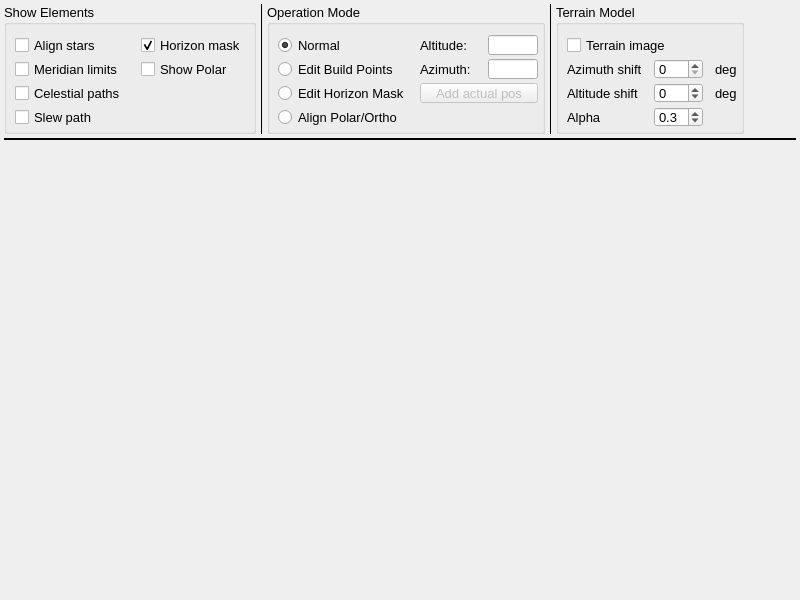
This is mw4/gui/widgets/hemisphere.ui in mworion/MountWizzard4 as Qt 5 draws it before an edit. The edited form follows.
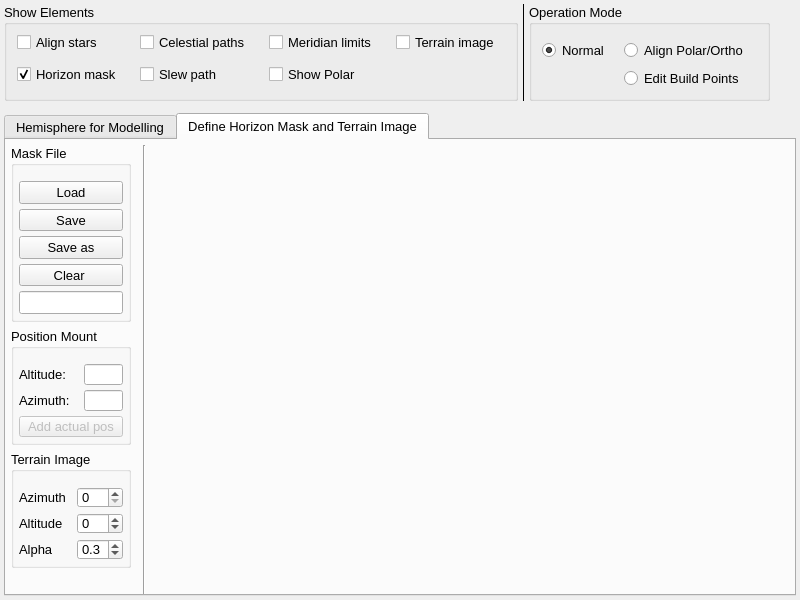
This is the edited form.

Commit message: first rework hemisphere

Diff of the .ui file:
```diff
--- a/mw4/gui/widgets/hemisphere.ui
+++ b/mw4/gui/widgets/hemisphere.ui
@@ -48,9 +48,9 @@
   <property name="windowTitle">
    <string>Hemisphere</string>
   </property>
-  <layout class="QVBoxLayout" name="verticalLayout" stretch="0,0,0">
+  <layout class="QVBoxLayout" name="verticalLayout" stretch="0,0">
    <property name="spacing">
-    <number>4</number>
+    <number>12</number>
    </property>
    <property name="leftMargin">
     <number>4</number>
@@ -65,7 +65,7 @@
     <number>4</number>
    </property>
    <item>
-    <layout class="QHBoxLayout" name="horizontalLayout" stretch="0,0,0,0,0,1">
+    <layout class="QHBoxLayout" name="horizontalLayout" stretch="0,0,0,0">
      <property name="spacing">
       <number>4</number>
      </property>
@@ -91,48 +91,24 @@
        </property>
        <layout class="QGridLayout" name="gridLayout">
         <property name="leftMargin">
-         <number>8</number>
+         <number>10</number>
         </property>
         <property name="topMargin">
-         <number>10</number>
+         <number>5</number>
         </property>
         <property name="rightMargin">
-         <number>4</number>
+         <number>15</number>
         </property>
         <property name="bottomMargin">
-         <number>4</number>
+         <number>10</number>
         </property>
         <property name="horizontalSpacing">
-         <number>12</number>
+         <number>15</number>
         </property>
         <property name="verticalSpacing">
-         <number>4</number>
+         <number>10</number>
         </property>
-        <item row="1" column="0">
-         <widget class="QCheckBox" name="checkShowMeridian">
-          <property name="minimumSize">
-           <size>
-            <width>0</width>
-            <height>20</height>
-           </size>
-          </property>
-          <property name="maximumSize">
-           <size>
-            <width>16777215</width>
-            <height>20</height>
-           </size>
-          </property>
-          <property name="font">
-           <font>
-            <pointsize>10</pointsize>
-           </font>
-          </property>
-          <property name="text">
-           <string>Meridian limits </string>
-          </property>
-         </widget>
-        </item>
-        <item row="2" column="0">
+        <item row="0" column="1">
          <widget class="QCheckBox" name="checkShowCelestial">
           <property name="minimumSize">
            <size>
@@ -156,8 +132,8 @@
           </property>
          </widget>
         </item>
-        <item row="0" column="1">
-         <widget class="QCheckBox" name="checkUseHorizon">
+        <item row="0" column="2">
+         <widget class="QCheckBox" name="checkShowMeridian">
           <property name="minimumSize">
            <size>
             <width>0</width>
@@ -179,10 +155,7 @@
            <string>&lt;html&gt;&lt;head/&gt;&lt;body&gt;&lt;p&gt;Use horizon mask file in hemisphere window.&lt;/p&gt;&lt;/body&gt;&lt;/html&gt;</string>
           </property>
           <property name="text">
-           <string>Horizon mask </string>
-          </property>
-          <property name="checked">
-           <bool>true</bool>
+           <string>Meridian limits </string>
           </property>
          </widget>
         </item>
@@ -210,31 +183,7 @@
           </property>
          </widget>
         </item>
-        <item row="3" column="0">
-         <widget class="QCheckBox" name="checkShowSlewPath">
-          <property name="minimumSize">
-           <size>
-            <width>0</width>
-            <height>20</height>
-           </size>
-          </property>
-          <property name="maximumSize">
-           <size>
-            <width>16777215</width>
-            <height>20</height>
-           </size>
-          </property>
-          <property name="font">
-           <font>
-            <pointsize>10</pointsize>
-           </font>
-          </property>
-          <property name="text">
-           <string>Slew path </string>
-          </property>
-         </widget>
-        </item>
-        <item row="1" column="1">
+        <item row="1" column="2">
          <widget class="QCheckBox" name="showPolar">
           <property name="enabled">
            <bool>true</bool>
@@ -256,6 +205,87 @@
           </property>
          </widget>
         </item>
+        <item row="1" column="1">
+         <widget class="QCheckBox" name="checkShowSlewPath">
+          <property name="minimumSize">
+           <size>
+            <width>0</width>
+            <height>20</height>
+           </size>
+          </property>
+          <property name="maximumSize">
+           <size>
+            <width>16777215</width>
+            <height>20</height>
+           </size>
+          </property>
+          <property name="font">
+           <font>
+            <pointsize>10</pointsize>
+           </font>
+          </property>
+          <property name="text">
+           <string>Slew path </string>
+          </property>
+         </widget>
+        </item>
+        <item row="0" column="3">
+         <widget class="QCheckBox" name="checkUseTerrain">
+          <property name="minimumSize">
+           <size>
+            <width>0</width>
+            <height>20</height>
+           </size>
+          </property>
+          <property name="maximumSize">
+           <size>
+            <width>16777215</width>
+            <height>20</height>
+           </size>
+          </property>
+          <property name="font">
+           <font>
+            <pointsize>10</pointsize>
+           </font>
+          </property>
+          <property name="toolTip">
+           <string>Enabling the edit mode for model build points.</string>
+          </property>
+          <property name="text">
+           <string>Terrain image</string>
+          </property>
+         </widget>
+        </item>
+        <item row="1" column="0">
+         <widget class="QCheckBox" name="checkUseHorizon">
+          <property name="minimumSize">
+           <size>
+            <width>0</width>
+            <height>20</height>
+           </size>
+          </property>
+          <property name="maximumSize">
+           <size>
+            <width>16777215</width>
+            <height>20</height>
+           </size>
+          </property>
+          <property name="font">
+           <font>
+            <pointsize>10</pointsize>
+           </font>
+          </property>
+          <property name="toolTip">
+           <string>&lt;html&gt;&lt;head/&gt;&lt;body&gt;&lt;p&gt;Use horizon mask file in hemisphere window.&lt;/p&gt;&lt;/body&gt;&lt;/html&gt;</string>
+          </property>
+          <property name="text">
+           <string>Horizon mask </string>
+          </property>
+          <property name="checked">
+           <bool>true</bool>
+          </property>
+         </widget>
+        </item>
        </layout>
       </widget>
      </item>
@@ -279,108 +309,23 @@
        </property>
        <layout class="QGridLayout" name="gridLayout_2">
         <property name="leftMargin">
-         <number>8</number>
+         <number>10</number>
         </property>
         <property name="topMargin">
-         <number>10</number>
+         <number>15</number>
         </property>
         <property name="rightMargin">
-         <number>4</number>
+         <number>15</number>
         </property>
         <property name="bottomMargin">
-         <number>4</number>
+         <number>10</number>
         </property>
         <property name="horizontalSpacing">
-         <number>8</number>
+         <number>15</number>
         </property>
         <property name="verticalSpacing">
-         <number>4</number>
+         <number>8</number>
         </property>
-        <item row="0" column="2">
-         <widget class="QLineEdit" name="altitude">
-          <property name="sizePolicy">
-           <sizepolicy hsizetype="Preferred" vsizetype="Fixed">
-            <horstretch>0</horstretch>
-            <verstretch>0</verstretch>
-           </sizepolicy>
-          </property>
-          <property name="minimumSize">
-           <size>
-            <width>0</width>
-            <height>20</height>
-           </size>
-          </property>
-          <property name="maximumSize">
-           <size>
-            <width>50</width>
-            <height>20</height>
-           </size>
-          </property>
-          <property name="alignment">
-           <set>Qt::AlignRight|Qt::AlignTrailing|Qt::AlignVCenter</set>
-          </property>
-         </widget>
-        </item>
-        <item row="0" column="1">
-         <widget class="QLabel" name="label">
-          <property name="sizePolicy">
-           <sizepolicy hsizetype="Expanding" vsizetype="Preferred">
-            <horstretch>0</horstretch>
-            <verstretch>0</verstretch>
-           </sizepolicy>
-          </property>
-          <property name="minimumSize">
-           <size>
-            <width>60</width>
-            <height>20</height>
-           </size>
-          </property>
-          <property name="maximumSize">
-           <size>
-            <width>16777215</width>
-            <height>16777215</height>
-           </size>
-          </property>
-          <property name="font">
-           <font>
-            <pointsize>10</pointsize>
-           </font>
-          </property>
-          <property name="text">
-           <string>Altitude:</string>
-          </property>
-         </widget>
-        </item>
-        <item row="1" column="1">
-         <widget class="QLabel" name="label_2">
-          <property name="sizePolicy">
-           <sizepolicy hsizetype="Expanding" vsizetype="Preferred">
-            <horstretch>0</horstretch>
-            <verstretch>0</verstretch>
-           </sizepolicy>
-          </property>
-          <property name="minimumSize">
-           <size>
-            <width>60</width>
-            <height>20</height>
-           </size>
-          </property>
-          <property name="maximumSize">
-           <size>
-            <width>16777215</width>
-            <height>16777215</height>
-           </size>
-          </property>
-          <property name="font">
-           <font>
-            <pointsize>10</pointsize>
-           </font>
-          </property>
-          <property name="text">
-           <string>Azimuth:</string>
-          </property>
-         </widget>
-        </item>
         <item row="0" column="0">
          <widget class="QRadioButton" name="checkEditNone">
           <property name="minimumSize">
@@ -411,59 +356,7 @@
           </property>
          </widget>
         </item>
-        <item row="1" column="0">
-         <widget class="QRadioButton" name="checkEditBuildPoints">
-          <property name="minimumSize">
-           <size>
-            <width>0</width>
-            <height>20</height>
-           </size>
-          </property>
-          <property name="maximumSize">
-           <size>
-            <width>16777215</width>
-            <height>20</height>
-           </size>
-          </property>
-          <property name="font">
-           <font>
-            <pointsize>10</pointsize>
-           </font>
-          </property>
-          <property name="toolTip">
-           <string>Enabling the edit mode for model build points.</string>
-          </property>
-          <property name="text">
-           <string>Edit Build Points</string>
-          </property>
-         </widget>
-        </item>
-        <item row="1" column="2">
-         <widget class="QLineEdit" name="azimuth">
-          <property name="sizePolicy">
-           <sizepolicy hsizetype="Preferred" vsizetype="Fixed">
-            <horstretch>0</horstretch>
-            <verstretch>0</verstretch>
-           </sizepolicy>
-          </property>
-          <property name="minimumSize">
-           <size>
-            <width>0</width>
-            <height>20</height>
-           </size>
-          </property>
-          <property name="maximumSize">
-           <size>
-            <width>50</width>
-            <height>20</height>
-           </size>
-          </property>
-          <property name="alignment">
-           <set>Qt::AlignRight|Qt::AlignTrailing|Qt::AlignVCenter</set>
-          </property>
-         </widget>
-        </item>
-        <item row="4" column="0">
+        <item row="0" column="1">
          <widget class="QRadioButton" name="checkPolarAlignment">
           <property name="enabled">
            <bool>true</bool>
@@ -493,8 +386,8 @@
           </property>
          </widget>
         </item>
-        <item row="2" column="0">
-         <widget class="QRadioButton" name="checkEditHorizonMask">
+        <item row="3" column="1">
+         <widget class="QRadioButton" name="checkEditBuildPoints">
           <property name="minimumSize">
            <size>
             <width>0</width>
@@ -516,147 +409,272 @@
            <string>Enabling the edit of the horizon points.</string>
           </property>
           <property name="text">
-           <string>Edit Horizon Mask </string>
+           <string>Edit Build Points</string>
           </property>
          </widget>
         </item>
-        <item row="2" column="1" colspan="2">
-         <widget class="QPushButton" name="addPositionToHorizon">
+       </layout>
+      </widget>
+     </item>
+     <item>
+      <spacer name="horizontalSpacer">
+       <property name="orientation">
+        <enum>Qt::Horizontal</enum>
+       </property>
+       <property name="sizeHint" stdset="0">
+        <size>
+         <width>40</width>
+         <height>20</height>
+        </size>
+       </property>
+      </spacer>
+     </item>
+    </layout>
+   </item>
+   <item>
+    <widget class="QTabWidget" name="tabWidget">
+     <property name="currentIndex">
+      <number>1</number>
+     </property>
+     <widget class="QWidget" name="tab">
+      <attribute name="title">
+       <string>Hemisphere for Modelling</string>
+      </attribute>
+      <widget class="QWidget" name="hemisphere" native="true">
           <property name="enabled">
-           <bool>false</bool>
+        <bool>true</bool>
+       </property>
+       <property name="geometry">
+        <rect>
+         <x>5</x>
+         <y>5</y>
+         <width>776</width>
+         <height>466</height>
+        </rect>
           </property>
           <property name="sizePolicy">
-           <sizepolicy hsizetype="Preferred" vsizetype="Fixed">
+        <sizepolicy hsizetype="Expanding" vsizetype="Expanding">
             <horstretch>0</horstretch>
             <verstretch>0</verstretch>
            </sizepolicy>
           </property>
           <property name="minimumSize">
            <size>
-            <width>90</width>
-            <height>20</height>
+         <width>0</width>
+         <height>270</height>
            </size>
           </property>
           <property name="maximumSize">
            <size>
             <width>16777215</width>
-            <height>20</height>
-           </size>
-          </property>
-          <property name="toolTip">
-           <string>&lt;html&gt;&lt;head/&gt;&lt;body&gt;&lt;p&gt;Add actual telescope position (Alt/Az) as point to the horizon.&lt;/p&gt;&lt;/body&gt;&lt;/html&gt;</string>
-          </property>
-          <property name="text">
-           <string>Add actual pos</string>
-          </property>
-         </widget>
-        </item>
-       </layout>
-      </widget>
-     </item>
+         <height>16777215</height>
+        </size>
+       </property>
+       <property name="sizeIncrement">
+        <size>
+         <width>10</width>
+         <height>10</height>
+        </size>
+       </property>
+       <property name="baseSize">
+        <size>
+         <width>10</width>
+         <height>10</height>
+        </size>
+       </property>
+       <property name="autoFillBackground">
+        <bool>true</bool>
+       </property>
+       <property name="styleSheet">
+        <string notr="true"/>
+       </property>
+      </widget>
+     </widget>
+     <widget class="QWidget" name="tab_2">
+      <attribute name="title">
+       <string>Define Horizon Mask and Terrain Image</string>
+      </attribute>
+      <widget class="QWidget" name="horizontalLayoutWidget">
+       <property name="geometry">
+        <rect>
+         <x>5</x>
+         <y>5</y>
+         <width>781</width>
+         <height>461</height>
+        </rect>
+       </property>
+       <layout class="QHBoxLayout" name="horizontalLayout_2" stretch="0,0,1">
      <item>
-      <widget class="Line" name="line_4">
-       <property name="frameShadow">
-        <enum>QFrame::Plain</enum>
-       </property>
-       <property name="midLineWidth">
-        <number>1</number>
-       </property>
+         <layout class="QGridLayout" name="gridLayout_4" rowstretch="0,0,0,0,0,0,0">
+          <item row="5" column="0" colspan="2">
+           <spacer name="verticalSpacer">
        <property name="orientation">
         <enum>Qt::Vertical</enum>
        </property>
-      </widget>
-     </item>
-     <item>
+            <property name="sizeHint" stdset="0">
+             <size>
+              <width>20</width>
+              <height>40</height>
+             </size>
+            </property>
+           </spacer>
+          </item>
+          <item row="0" column="0">
       <widget class="QGroupBox" name="groupBox">
-       <property name="enabled">
-        <bool>true</bool>
+            <property name="minimumSize">
+             <size>
+              <width>120</width>
+              <height>0</height>
+             </size>
+            </property>
+            <property name="maximumSize">
+             <size>
+              <width>120</width>
+              <height>16777215</height>
+             </size>
        </property>
        <property name="title">
-        <string>Terrain Model</string>
+             <string>Mask File</string>
+            </property>
+            <property name="large" stdset="0">
+             <bool>true</bool>
        </property>
        <layout class="QGridLayout" name="gridLayout_3">
-        <property name="sizeConstraint">
-         <enum>QLayout::SetDefaultConstraint</enum>
-        </property>
         <property name="leftMargin">
-         <number>8</number>
+              <number>5</number>
         </property>
         <property name="topMargin">
-         <number>10</number>
+              <number>15</number>
         </property>
         <property name="rightMargin">
-         <number>4</number>
+              <number>5</number>
         </property>
         <property name="bottomMargin">
-         <number>4</number>
-        </property>
-        <property name="horizontalSpacing">
-         <number>12</number>
-        </property>
-        <property name="verticalSpacing">
-         <number>4</number>
+              <number>5</number>
+             </property>
+             <property name="spacing">
+              <number>5</number>
         </property>
         <item row="4" column="0">
-         <widget class="QLabel" name="label_4">
+              <widget class="QLineEdit" name="horizonMaskFileName">
           <property name="minimumSize">
            <size>
             <width>0</width>
-            <height>20</height>
-           </size>
-          </property>
+                 <height>21</height>
+                </size>
+               </property>
+              </widget>
+             </item>
+             <item row="0" column="0">
+              <widget class="QPushButton" name="loadHorizonMask">
+               <property name="minimumSize">
+                <size>
+                 <width>0</width>
+                 <height>21</height>
+                </size>
+               </property>
           <property name="text">
-           <string>Alpha</string>
+                <string>Load</string>
           </property>
          </widget>
         </item>
-        <item row="1" column="2">
-         <widget class="QLabel" name="label_5">
+             <item row="1" column="0">
+              <widget class="QPushButton" name="saveHorizonMask">
+               <property name="minimumSize">
+                <size>
+                 <width>0</width>
+                 <height>21</height>
+                </size>
+               </property>
           <property name="text">
-           <string>deg</string>
+                <string>Save</string>
+               </property>
+              </widget>
+             </item>
+             <item row="2" column="0">
+              <widget class="QPushButton" name="saveHorizonMaskAs">
+               <property name="minimumSize">
+                <size>
+                 <width>0</width>
+                 <height>21</height>
+                </size>
+               </property>
+               <property name="text">
+                <string>Save as</string>
           </property>
          </widget>
         </item>
         <item row="3" column="0">
-         <widget class="QLabel" name="label_6">
-          <property name="text">
-           <string>Altitude shift</string>
-          </property>
-         </widget>
-        </item>
-        <item row="0" column="0" colspan="2">
-         <widget class="QCheckBox" name="checkUseTerrain">
+              <widget class="QPushButton" name="clearHorizonMask">
           <property name="minimumSize">
            <size>
             <width>0</width>
-            <height>20</height>
+                 <height>21</height>
+                </size>
+               </property>
+               <property name="text">
+                <string>Clear </string>
+               </property>
+              </widget>
+             </item>
+            </layout>
+           </widget>
+          </item>
+          <item row="2" column="0" colspan="2">
+           <widget class="QGroupBox" name="groupBox_2">
+            <property name="minimumSize">
+             <size>
+              <width>120</width>
+              <height>0</height>
            </size>
           </property>
           <property name="maximumSize">
            <size>
-            <width>16777215</width>
-            <height>20</height>
-           </size>
-          </property>
-          <property name="font">
-           <font>
-            <pointsize>10</pointsize>
-           </font>
-          </property>
-          <property name="toolTip">
-           <string>Enabling the edit mode for model build points.</string>
+              <width>120</width>
+              <height>16777215</height>
+             </size>
+            </property>
+            <property name="title">
+             <string>Terrain Image</string>
+            </property>
+            <property name="large" stdset="0">
+             <bool>true</bool>
+            </property>
+            <layout class="QGridLayout" name="gridLayout_6">
+             <property name="leftMargin">
+              <number>5</number>
+             </property>
+             <property name="topMargin">
+              <number>15</number>
+             </property>
+             <property name="rightMargin">
+              <number>5</number>
+             </property>
+             <property name="bottomMargin">
+              <number>5</number>
+             </property>
+             <property name="spacing">
+              <number>5</number>
+             </property>
+             <item row="0" column="0">
+              <widget class="QLabel" name="label_3">
+               <property name="minimumSize">
+                <size>
+                 <width>60</width>
+                 <height>21</height>
+                </size>
           </property>
           <property name="text">
-           <string>Terrain image</string>
+                <string>Azimuth</string>
           </property>
          </widget>
         </item>
-        <item row="1" column="1">
+             <item row="0" column="1">
          <widget class="QDoubleSpinBox" name="azimuthShift">
           <property name="minimumSize">
            <size>
             <width>40</width>
-            <height>20</height>
+                 <height>21</height>
            </size>
           </property>
           <property name="maximumSize">
@@ -676,8 +694,27 @@
           </property>
          </widget>
         </item>
-        <item row="3" column="1">
+             <item row="1" column="0">
+              <widget class="QLabel" name="label_6">
+               <property name="minimumSize">
+                <size>
+                 <width>0</width>
+                 <height>21</height>
+                </size>
+               </property>
+               <property name="text">
+                <string>Altitude</string>
+               </property>
+              </widget>
+             </item>
+             <item row="1" column="1">
          <widget class="QDoubleSpinBox" name="altitudeShift">
+               <property name="minimumSize">
+                <size>
+                 <width>0</width>
+                 <height>21</height>
+                </size>
+               </property>
           <property name="maximumSize">
            <size>
             <width>16777215</width>
@@ -695,12 +732,25 @@
           </property>
          </widget>
         </item>
-        <item row="4" column="1">
+             <item row="2" column="0">
+              <widget class="QLabel" name="label_4">
+               <property name="minimumSize">
+                <size>
+                 <width>0</width>
+                 <height>21</height>
+                </size>
+               </property>
+               <property name="text">
+                <string>Alpha</string>
+               </property>
+              </widget>
+             </item>
+             <item row="2" column="1">
          <widget class="QDoubleSpinBox" name="terrainAlpha">
           <property name="minimumSize">
            <size>
             <width>0</width>
-            <height>20</height>
+                 <height>21</height>
            </size>
           </property>
           <property name="maximumSize">
@@ -723,106 +773,208 @@
           </property>
          </widget>
         </item>
+            </layout>
+           </widget>
+          </item>
         <item row="1" column="0">
-         <widget class="QLabel" name="label_3">
+           <widget class="QGroupBox" name="groupBox_4">
           <property name="minimumSize">
            <size>
-            <width>0</width>
-            <height>20</height>
-           </size>
-          </property>
+              <width>120</width>
+              <height>0</height>
+             </size>
+            </property>
+            <property name="maximumSize">
+             <size>
+              <width>120</width>
+              <height>16777215</height>
+             </size>
+            </property>
+            <property name="title">
+             <string>Position Mount</string>
+            </property>
+            <property name="large" stdset="0">
+             <bool>true</bool>
+            </property>
+            <layout class="QFormLayout" name="formLayout_3">
+             <property name="horizontalSpacing">
+              <number>5</number>
+             </property>
+             <property name="verticalSpacing">
+              <number>5</number>
+             </property>
+             <property name="leftMargin">
+              <number>5</number>
+             </property>
+             <property name="topMargin">
+              <number>15</number>
+             </property>
+             <property name="rightMargin">
+              <number>5</number>
+             </property>
+             <property name="bottomMargin">
+              <number>5</number>
+             </property>
+             <item row="0" column="0">
+              <widget class="QLabel" name="label">
+               <property name="sizePolicy">
+                <sizepolicy hsizetype="Expanding" vsizetype="Preferred">
+                 <horstretch>0</horstretch>
+                 <verstretch>0</verstretch>
+                </sizepolicy>
+               </property>
+               <property name="minimumSize">
+                <size>
+                 <width>60</width>
+                 <height>21</height>
+                </size>
+               </property>
+               <property name="maximumSize">
+                <size>
+                 <width>16777215</width>
+                 <height>16777215</height>
+                </size>
+               </property>
+               <property name="font">
+                <font>
+                 <pointsize>10</pointsize>
+                </font>
+               </property>
           <property name="text">
-           <string>Azimuth shift</string>
+                <string>Altitude:</string>
           </property>
          </widget>
         </item>
-        <item row="3" column="2">
-         <widget class="QLabel" name="label_7">
-          <property name="text">
-           <string>deg</string>
-          </property>
-         </widget>
-        </item>
-       </layout>
-      </widget>
-     </item>
-     <item>
-      <spacer name="horizontalSpacer">
-       <property name="orientation">
-        <enum>Qt::Horizontal</enum>
-       </property>
-       <property name="sizeHint" stdset="0">
+             <item row="0" column="1">
+              <widget class="QLineEdit" name="altitude">
+               <property name="sizePolicy">
+                <sizepolicy hsizetype="Preferred" vsizetype="Fixed">
+                 <horstretch>0</horstretch>
+                 <verstretch>0</verstretch>
+                </sizepolicy>
+               </property>
+               <property name="minimumSize">
+                <size>
+                 <width>0</width>
+                 <height>21</height>
+                </size>
+               </property>
+               <property name="maximumSize">
+                <size>
+                 <width>50</width>
+                 <height>20</height>
+                </size>
+               </property>
+               <property name="alignment">
+                <set>Qt::AlignRight|Qt::AlignTrailing|Qt::AlignVCenter</set>
+               </property>
+              </widget>
+             </item>
+             <item row="1" column="0">
+              <widget class="QLabel" name="label_2">
+               <property name="sizePolicy">
+                <sizepolicy hsizetype="Expanding" vsizetype="Preferred">
+                 <horstretch>0</horstretch>
+                 <verstretch>0</verstretch>
+                </sizepolicy>
+               </property>
+               <property name="minimumSize">
         <size>
-         <width>80</width>
-         <height>20</height>
-        </size>
-       </property>
-      </spacer>
-     </item>
-    </layout>
-   </item>
-   <item>
-    <widget class="Line" name="line">
-     <property name="frameShadow">
-      <enum>QFrame::Plain</enum>
-     </property>
-     <property name="lineWidth">
-      <number>2</number>
-     </property>
-     <property name="midLineWidth">
-      <number>1</number>
-     </property>
-     <property name="orientation">
-      <enum>Qt::Horizontal</enum>
+                 <width>60</width>
+                 <height>21</height>
+                </size>
+               </property>
+               <property name="maximumSize">
+                <size>
+                 <width>16777215</width>
+                 <height>16777215</height>
+                </size>
+               </property>
+               <property name="font">
+                <font>
+                 <pointsize>10</pointsize>
+                </font>
+               </property>
+               <property name="text">
+                <string>Azimuth:</string>
+               </property>
+              </widget>
+             </item>
+             <item row="1" column="1">
+              <widget class="QLineEdit" name="azimuth">
+               <property name="sizePolicy">
+                <sizepolicy hsizetype="Preferred" vsizetype="Fixed">
+                 <horstretch>0</horstretch>
+                 <verstretch>0</verstretch>
+                </sizepolicy>
+               </property>
+               <property name="minimumSize">
+                <size>
+                 <width>0</width>
+                 <height>21</height>
+                </size>
+               </property>
+               <property name="maximumSize">
+                <size>
+                 <width>50</width>
+                 <height>20</height>
+                </size>
+               </property>
+               <property name="alignment">
+                <set>Qt::AlignRight|Qt::AlignTrailing|Qt::AlignVCenter</set>
      </property>
     </widget>
    </item>
-   <item>
-    <layout class="QHBoxLayout" name="graphics" stretch="1">
-     <item>
-      <widget class="QWidget" name="hemisphere" native="true">
+             <item row="2" column="0" colspan="2">
+              <widget class="QPushButton" name="addPositionToHorizon">
        <property name="enabled">
-        <bool>true</bool>
+                <bool>false</bool>
        </property>
        <property name="sizePolicy">
-        <sizepolicy hsizetype="Expanding" vsizetype="Expanding">
+                <sizepolicy hsizetype="Preferred" vsizetype="Fixed">
          <horstretch>0</horstretch>
          <verstretch>0</verstretch>
         </sizepolicy>
        </property>
        <property name="minimumSize">
         <size>
-         <width>0</width>
-         <height>270</height>
+                 <width>90</width>
+                 <height>21</height>
         </size>
        </property>
        <property name="maximumSize">
         <size>
          <width>16777215</width>
-         <height>16777215</height>
-        </size>
-       </property>
-       <property name="sizeIncrement">
-        <size>
-         <width>10</width>
-         <height>10</height>
-        </size>
-       </property>
-       <property name="baseSize">
-        <size>
-         <width>10</width>
-         <height>10</height>
-        </size>
-       </property>
-       <property name="autoFillBackground">
-        <bool>true</bool>
-       </property>
-       <property name="styleSheet">
-        <string notr="true"/>
-       </property>
-      </widget>
-     </item>
-    </layout>
+                 <height>20</height>
+                </size>
+               </property>
+               <property name="toolTip">
+                <string>&lt;html&gt;&lt;head/&gt;&lt;body&gt;&lt;p&gt;Add actual telescope position (Alt/Az) as point to the horizon.&lt;/p&gt;&lt;/body&gt;&lt;/html&gt;</string>
+               </property>
+               <property name="text">
+                <string>Add actual pos</string>
+               </property>
+              </widget>
+             </item>
+            </layout>
+           </widget>
+          </item>
+         </layout>
+        </item>
+        <item>
+         <widget class="Line" name="line_2">
+          <property name="orientation">
+           <enum>Qt::Vertical</enum>
+          </property>
+         </widget>
+        </item>
+        <item>
+         <widget class="QWidget" name="horizon" native="true"/>
+        </item>
+       </layout>
+      </widget>
+     </widget>
+    </widget>
    </item>
   </layout>
  </widget>
```
Left out of the diff: 11 changed lines with no effect on the pictures. Lines whose indentation alone changed are shown as unchanged. The commit also changes 13 other files.
